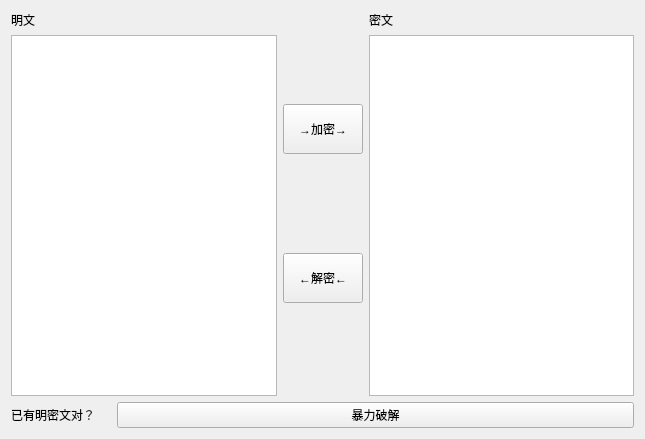
Qt form Forms/main.ui (MaxAndFelix/S-DES_Python) before a commit.
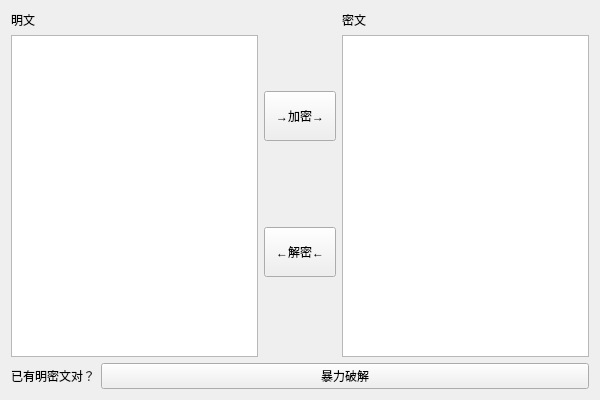
The same form after that commit.

Commit message: 界面预览

Diff of the .ui file:
```diff
--- a/Forms/main.ui
+++ b/Forms/main.ui
@@ -9,8 +9,8 @@
    <rect>
     <x>0</x>
     <y>0</y>
-    <width>645</width>
-    <height>439</height>
+    <width>600</width>
+    <height>400</height>
    </rect>
   </property>
   <property name="windowTitle">
@@ -53,7 +53,7 @@
          <property name="minimumSize">
           <size>
            <width>30</width>
-           <height>50</height>
+           <height>0</height>
           </size>
          </property>
          <property name="maximumSize">
@@ -122,7 +122,7 @@
        </property>
        <property name="maximumSize">
         <size>
-         <width>100</width>
+         <width>16777215</width>
          <height>16777215</height>
         </size>
        </property>
```
Left out of the diff: 2 changed lines with no effect on the pictures. The commit also changes 2 other files.
